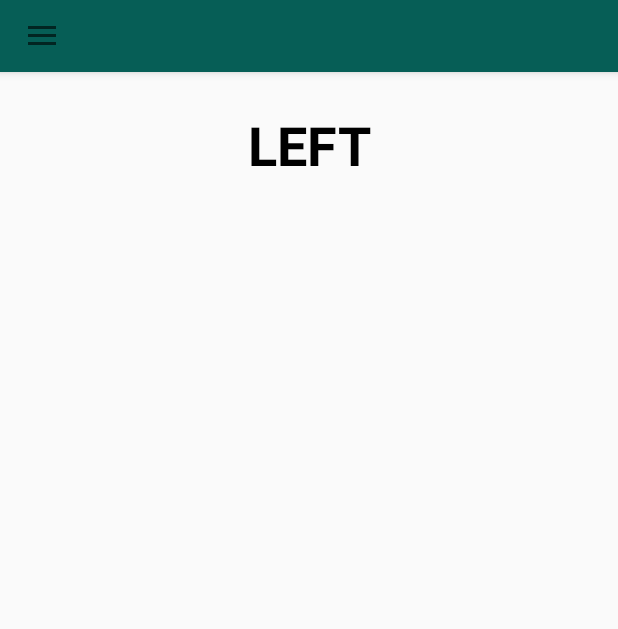
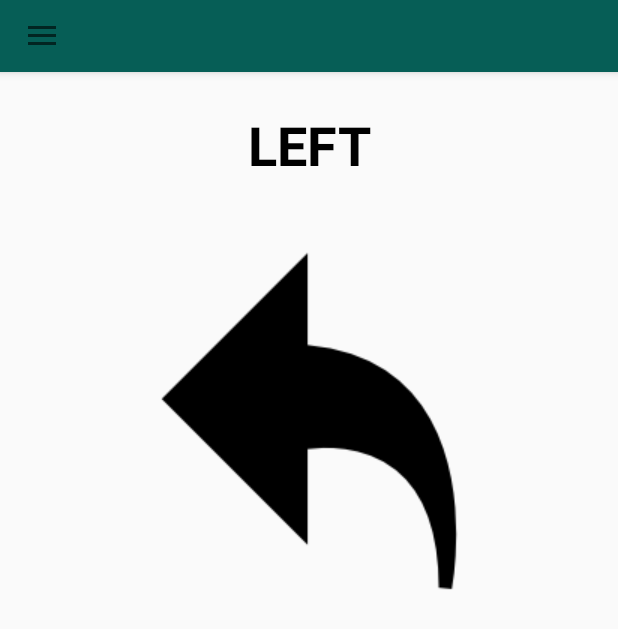
Before and after one commit to walshmryan/591-Group-Project, an Android app: the fragment fragment_tilt placed in its activity, on a phone screen of 412 x 824 dp. Shown: the top 629 px of the screen. Run offline under Robolectric (Android 15) with nearby library versions, the phone set to English and light mode, and no system bars; our stand-ins replace Firebase (no records; nobody signed in at launch, a user with empty details on screens opened directly); pictures from the network do not load; 3 statements that could not run were skipped.

Commit message:
Added Images to Tilt!

```diff
--- a/GotYourBAC/src/main/java/com/undergrads/ryan/fragment_tilt.java
+++ b/GotYourBAC/src/main/java/com/undergrads/ryan/fragment_tilt.java
@@ -25,6 +25,7 @@ import android.view.WindowManager;
 import android.view.animation.Animation;
 import android.view.animation.Transformation;
 import android.widget.Button;
+import android.widget.ImageView;
 import android.widget.ProgressBar;
 import android.widget.TextView;
 import android.widget.Toast;
@@ -55,6 +56,7 @@ public class    fragment_tilt extends Fragment {
     private ProgressBar pBarFour;
     private ProgressBar pBarFive;
     private ProgressBar pCurrentBar;
+    private ImageView imgDirection;
     private Integer rounds = 2;
     private Integer roundCountDown = rounds;
     private Boolean checkGuesses = false;
@@ -116,6 +118,7 @@ public class    fragment_tilt extends Fragment {
                              Bundle savedInstanceState) {
         View v = inflater.inflate(R.layout.fragment_tilt, container, false);
 
+        imgDirection = (ImageView) v.findViewById(R.id.imgDirection);
         btnNextRound = (Button) v.findViewById(R.id.btnNextRound);
         btnDone = (Button) v.findViewById(R.id.btnDone1);
         txtCountdown = (TextView) v.findViewById(R.id.txtCountdown);
@@ -151,6 +154,7 @@ public class    fragment_tilt extends Fragment {
         //try this shit out
         btnNextRound.setVisibility(View.INVISIBLE);
         progressVisible(View.INVISIBLE);
+        imgDirection.setVisibility(View.INVISIBLE);
 
         myCountDownTimer = new MyCountDownTimer(roundLength*1000, tick*1000);
         myCountDownTimer.start();
@@ -232,9 +236,25 @@ public class    fragment_tilt extends Fragment {
                 txtDirection.setText("");
                 txtDirection.setText(directions[directionIndex]);
                 txtCountdown.setText(String.format(""));
+                imgDirection.setVisibility(View.VISIBLE);
+
+                if (isAdded()) {
+                    if (directions[directionIndex].equals("LEFT")) {
+                        imgDirection.setImageDrawable(getResources().getDrawable(R.drawable.arrowleft));
+                    } else if (directions[directionIndex].equals("RIGHT")) {
+                        imgDirection.setImageDrawable(getResources().getDrawable(R.drawable.arrowright));
+
+                    } else if (directions[directionIndex].equals("FORWARD")) {
+                        imgDirection.setImageDrawable(getResources().getDrawable(R.drawable.arrowforward));
+
+                    } else if (directions[directionIndex].equals("BACK")) {
+                        imgDirection.setImageDrawable(getResources().getDrawable(R.drawable.arrowback));
+                    }
+                }
 
             //Give a few second leeway before they have the recollect
             } else if (seconds > (roundLength - delay - generateSequenceTime - ready)) {
+                imgDirection.setVisibility(View.INVISIBLE);
                 txtDirection.setText("Got it?...");
                 progressVisible(View.VISIBLE);
                 progressReset();
--- a/GotYourBAC/src/main/res/layout/fragment_tilt.xml
+++ b/GotYourBAC/src/main/res/layout/fragment_tilt.xml
@@ -1,5 +1,6 @@
 <?xml version="1.0" encoding="utf-8"?>
 <RelativeLayout xmlns:android="http://schemas.android.com/apk/res/android"
+    xmlns:app="http://schemas.android.com/apk/res-auto"
     xmlns:tools="http://schemas.android.com/tools"
     android:layout_width="match_parent"
     android:layout_height="match_parent"
@@ -47,20 +48,21 @@
         android:id="@+id/btnNextRound"
         android:layout_width="wrap_content"
         android:layout_height="wrap_content"
-        android:layout_marginTop="16dp"
-        android:text="Next Round..."
+        android:text="NEXT ROUND"
         android:layout_below="@+id/txtDirection"
-        android:layout_centerHorizontal="true" />
+        android:layout_centerHorizontal="true"
+        android:layout_above="@+id/linearLayout3" />
 
 
     <LinearLayout
         android:layout_width="match_parent"
         android:layout_height="match_parent"
-        android:layout_alignParentStart="false"
-        android:layout_below="@+id/txtDirection"
         android:layout_weight="1"
         android:gravity="center"
-        android:orientation="vertical">
+        android:orientation="vertical"
+        android:layout_alignParentStart="true"
+        android:layout_below="@+id/btnDone1"
+        android:id="@+id/linearLayout3">
 
 
         <ProgressBar
@@ -110,4 +112,13 @@
 
     </LinearLayout>
 
+    <ImageView
+        android:id="@+id/imgDirection"
+        android:layout_width="wrap_content"
+        android:layout_height="wrap_content"
+        app:srcCompat="@drawable/arrowback"
+        android:layout_marginTop="16dp"
+        android:layout_alignTop="@+id/btnDone1"
+        android:layout_centerHorizontal="true" />
+
 </RelativeLayout>
```
Also changed, not shown: GotYourBAC/src/main/res/drawable/arrowback.png (added), GotYourBAC/src/main/res/drawable/arrowforward.png (added), GotYourBAC/src/main/res/drawable/arrowleft.png (added), GotYourBAC/src/main/res/drawable/arrowright.png (added).
